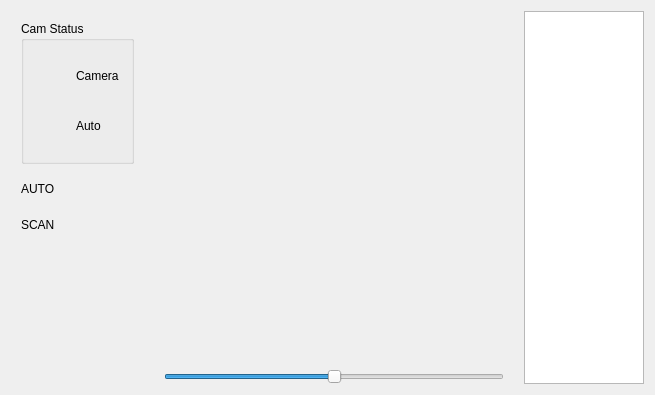
Above: ablum/mainwindow.ui from Lei0126/DJI_No.3_Road before the change. Below: the same form after it.
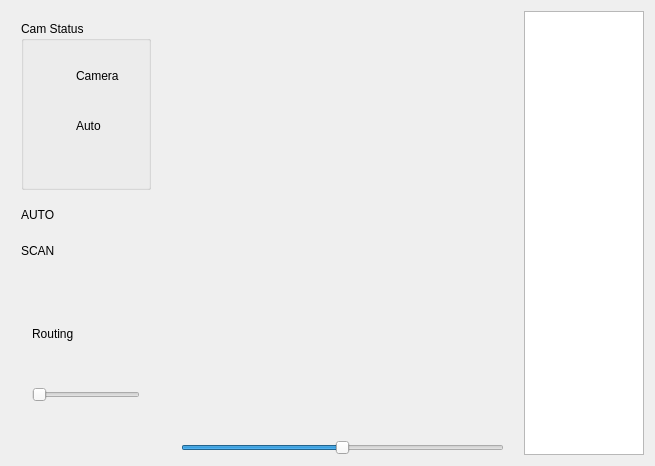
That is the form after the change. The open tabs and pages were chosen to show the change. Custom widgets are drawn as their Qt base class.

Patch:
```diff
--- a/ablum/mainwindow.ui
+++ b/ablum/mainwindow.ui
@@ -7,7 +7,7 @@
     <x>0</x>
     <y>0</y>
     <width>655</width>
-    <height>395</height>
+    <height>466</height>
    </rect>
   </property>
   <property name="windowTitle">
@@ -76,7 +76,7 @@
            </property>
           </widget>
          </item>
-         <item row="4" column="0">
+         <item row="3" column="0">
           <widget class="HLed" name="led_Auto" native="true">
            <property name="minimumSize">
             <size>
@@ -86,7 +86,7 @@
            </property>
           </widget>
          </item>
-         <item row="4" column="1">
+         <item row="3" column="1">
           <widget class="QLabel" name="lb_Auto">
            <property name="text">
             <string>Auto</string>
@@ -161,9 +161,55 @@
          </size>
         </property>
         <property name="currentIndex">
-         <number>1</number>
+         <number>0</number>
         </property>
-        <widget class="QWidget" name="page_auto"/>
+        <widget class="QWidget" name="page_auto">
+         <layout class="QVBoxLayout" name="verticalLayout_4">
+          <item>
+           <layout class="QHBoxLayout" name="horizontalLayout_3">
+            <item>
+             <widget class="QLabel" name="lb_Routing">
+              <property name="text">
+               <string>Routing</string>
+              </property>
+             </widget>
+            </item>
+            <item>
+             <widget class="SwitchControl" name="sw_RouteOrAuto" native="true">
+              <property name="minimumSize">
+               <size>
+                <width>60</width>
+                <height>30</height>
+               </size>
+              </property>
+              <property name="maximumSize">
+               <size>
+                <width>60</width>
+                <height>30</height>
+               </size>
+              </property>
+             </widget>
+            </item>
+           </layout>
+          </item>
+          <item>
+           <widget class="QSlider" name="slider_routeTime">
+            <property name="minimum">
+             <number>1</number>
+            </property>
+            <property name="maximum">
+             <number>5</number>
+            </property>
+            <property name="pageStep">
+             <number>1</number>
+            </property>
+            <property name="orientation">
+             <enum>Qt::Horizontal</enum>
+            </property>
+           </widget>
+          </item>
+         </layout>
+        </widget>
         <widget class="QWidget" name="page_man">
          <layout class="QVBoxLayout" name="verticalLayout_3" stretch="4,2,2">
           <item>
@@ -249,25 +295,16 @@
     <item>
      <layout class="QVBoxLayout" name="verticalLayout">
       <item>
-       <widget class="QWidget" name="widget_video" native="true">
-        <property name="minimumSize">
-         <size>
-          <width>200</width>
-          <height>0</height>
-         </size>
+       <widget class="QLabel" name="lb_video">
+        <property name="sizePolicy">
+         <sizepolicy hsizetype="Expanding" vsizetype="Expanding">
+          <horstretch>0</horstretch>
+          <verstretch>0</verstretch>
+         </sizepolicy>
         </property>
-        <layout class="QHBoxLayout" name="horizontalLayout_3">
-         <property name="spacing">
-          <number>9</number>
-         </property>
-         <item>
-          <widget class="QLabel" name="lb_video">
-           <property name="text">
-            <string/>
-           </property>
-          </widget>
-         </item>
-        </layout>
+        <property name="text">
+         <string/>
+        </property>
        </widget>
       </item>
       <item>
@@ -288,7 +325,7 @@
     <item>
      <widget class="QListWidget" name="listWidget">
       <property name="sizePolicy">
-       <sizepolicy hsizetype="Fixed" vsizetype="Expanding">
+       <sizepolicy hsizetype="Fixed" vsizetype="Preferred">
         <horstretch>0</horstretch>
         <verstretch>0</verstretch>
        </sizepolicy>
```
